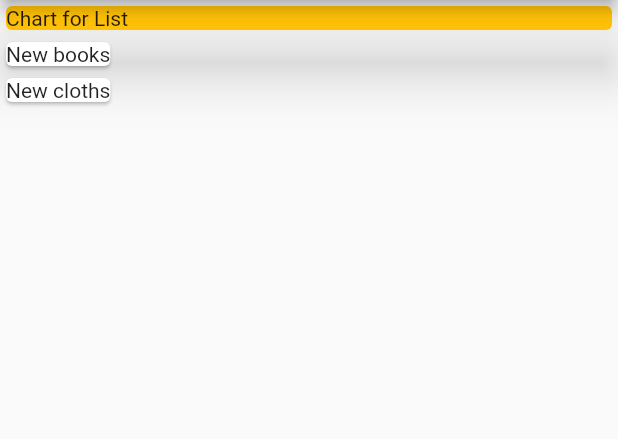
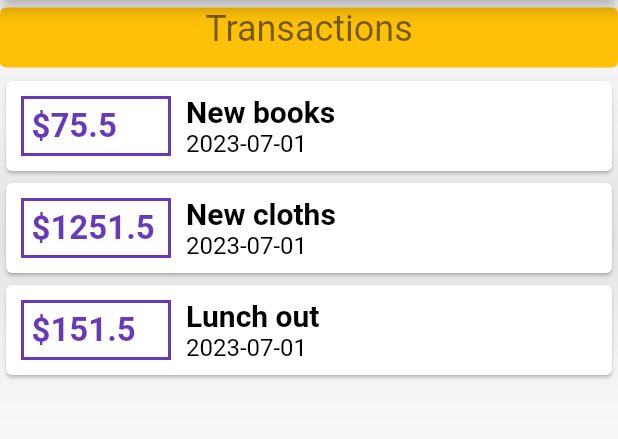
Before and after one commit to RasikaRD/ExpensesApp, a Flutter app: the screen it shows after launch, on a phone screen of 412 x 824 dp, the part 84-523 px from its top. Run offline on Flutter 3.47's test engine with Material 2 defaults, Android fonts, the phone set to English and light mode, and no system bars.

Commit message:
update transaction date

```diff
--- a/lib/main.dart
+++ b/lib/main.dart
@@ -1,3 +1,4 @@
+import 'package:intl/intl.dart';
 import './transaction.dart';
 import 'package:flutter/material.dart';
 
@@ -10,7 +11,9 @@ class MyHomePage extends StatelessWidget {
     Transaction(
         id: 't1', amount: 75.5, date: DateTime.now(), title: 'New books'),
     Transaction(
-        id: 't2', amount: 125.5, date: DateTime.now(), title: 'New cloths'),
+        id: 't2', amount: 1251.5, date: DateTime.now(), title: 'New cloths'),
+    Transaction(
+        id: 't3', amount: 151.5, date: DateTime.now(), title: 'Lunch out'),
   ];
 
   @override
@@ -23,21 +26,74 @@ class MyHomePage extends StatelessWidget {
           ),
           body: Column(
             mainAxisAlignment: MainAxisAlignment.start,
-            crossAxisAlignment: CrossAxisAlignment.start,
+            crossAxisAlignment: CrossAxisAlignment.center,
             children: <Widget>[
               const SizedBox(
                 width: double.infinity,
+                height: 50,
                 child: Card(
-                  color:Colors.amber,
-                  elevation: 15,
-                  child: Text("Chart for List"),
+                  color: Colors.amber,
+                  elevation: 65,
+                  margin: EdgeInsets.symmetric(vertical: 5),
+                  child: Text(
+                    "Transactions",
+                    textAlign: TextAlign.center,
+                    style: TextStyle(
+                      fontSize: 24,
+                      fontWeight: FontWeight.w400,
+                      color: Colors.black54,
+                    ),
+                  ),
                 ),
               ),
-              Column(children: transaction.map((tx) {
-                return Card(
-                  child: Text(tx.title),
-                );
-              }).toList(),),
+              Column(
+                children: transaction.map((tx) {
+                  return Card(
+                    child: Row(
+                      children: <Widget>[
+                        Container(
+                          width: 100,
+                          margin: const EdgeInsets.symmetric(
+                            vertical: 10,
+                            horizontal: 10,
+                          ),
+                          padding: const EdgeInsets.all(5),
+                          decoration: BoxDecoration(
+                              border: Border.all(
+                            color: Colors.deepPurple,
+                            width: 2,
+                          )),
+                          child: Text(
+                            '\$${tx.amount}',
+                            style: const TextStyle(
+                                fontSize: 22,
+                                fontWeight: FontWeight.bold,
+                                color: Colors.deepPurple),
+                          ),
+                        ),
+                        Column(
+                          crossAxisAlignment: CrossAxisAlignment.start,
+                          children: [
+                            Text(tx.title,
+                                style: const TextStyle(
+                                  fontSize: 20,
+                                  fontWeight: FontWeight.bold,
+                                  color: Colors.black,
+                                )),
+                            Text(
+                              DateFormat('yyyy-MM-dd').format(tx.date),
+                                style: const TextStyle(
+                                  fontSize: 16,
+                                  fontWeight: FontWeight.w400,
+                                  color: Colors.black,
+                                )),
+                          ],
+                        )
+                      ],
+                    ),
+                  );
+                }).toList(),
+              ),
             ],
           )),
     );
--- a/pubspec.yaml
+++ b/pubspec.yaml
@@ -30,6 +30,7 @@ environment:
 dependencies:
   flutter:
     sdk: flutter
+  intl: ^0.18.1
 
 
   # The following adds the Cupertino Icons font to your application.
```
Also changed, not shown: pubspec.lock.
